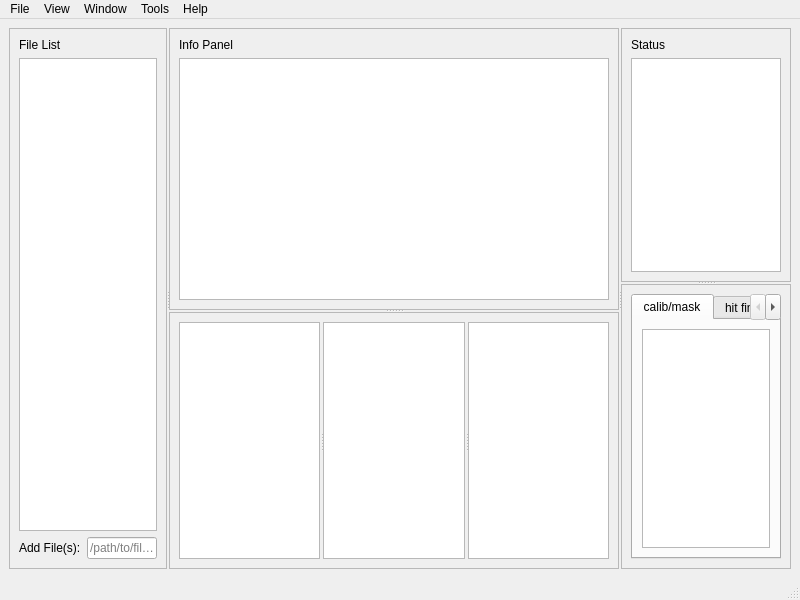
Before: the Qt Designer form ui/gui.ui in LiuLab-CSRC/ClickX, drawn with Qt 5.
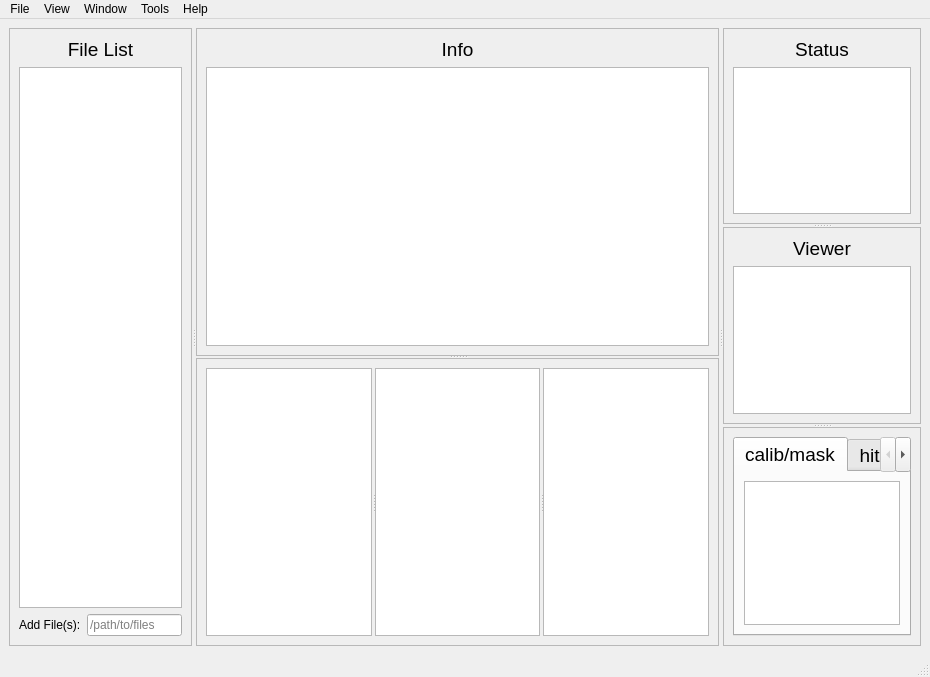
After: the same form once the commit is applied. Custom widgets are drawn as their Qt base class.

Commit message: add viewer panel

```diff
--- a/ui/gui.ui
+++ b/ui/gui.ui
@@ -6,8 +6,8 @@
    <rect>
     <x>0</x>
     <y>0</y>
-    <width>800</width>
-    <height>600</height>
+    <width>930</width>
+    <height>677</height>
    </rect>
   </property>
   <property name="acceptDrops">
@@ -23,9 +23,6 @@
       <property name="orientation">
        <enum>Qt::Horizontal</enum>
       </property>
-      <property name="handleWidth">
-       <number>2</number>
-      </property>
       <widget class="QFrame" name="fileListFrame">
        <property name="frameShape">
         <enum>QFrame::StyledPanel</enum>
@@ -36,9 +33,17 @@
        <layout class="QVBoxLayout" name="verticalLayout_5">
         <item>
          <widget class="QLabel" name="label">
+          <property name="font">
+           <font>
+            <pointsize>14</pointsize>
+           </font>
+          </property>
           <property name="text">
            <string>File List</string>
           </property>
+          <property name="alignment">
+           <set>Qt::AlignCenter</set>
+          </property>
          </widget>
         </item>
         <item>
@@ -97,8 +102,16 @@
         <layout class="QVBoxLayout" name="verticalLayout">
          <item>
           <widget class="QLabel" name="label_2">
+           <property name="font">
+            <font>
+             <pointsize>14</pointsize>
+            </font>
+           </property>
            <property name="text">
-            <string>Info Panel</string>
+            <string>Info</string>
+           </property>
+           <property name="alignment">
+            <set>Qt::AlignCenter</set>
            </property>
           </widget>
          </item>
@@ -145,7 +158,7 @@
         <enum>Qt::Vertical</enum>
        </property>
        <property name="handleWidth">
-        <number>2</number>
+        <number>3</number>
        </property>
        <widget class="QFrame" name="frame_4">
         <property name="frameShape">
@@ -157,9 +170,17 @@
         <layout class="QVBoxLayout" name="verticalLayout_3">
          <item>
           <widget class="QLabel" name="label_4">
+           <property name="font">
+            <font>
+             <pointsize>14</pointsize>
+            </font>
+           </property>
            <property name="text">
             <string>Status</string>
            </property>
+           <property name="alignment">
+            <set>Qt::AlignCenter</set>
+           </property>
           </widget>
          </item>
          <item>
@@ -188,6 +209,38 @@
          </item>
         </layout>
        </widget>
+       <widget class="QFrame" name="frame">
+        <property name="frameShape">
+         <enum>QFrame::StyledPanel</enum>
+        </property>
+        <property name="frameShadow">
+         <enum>QFrame::Raised</enum>
+        </property>
+        <layout class="QVBoxLayout" name="verticalLayout_7">
+         <item>
+          <widget class="QLabel" name="label_3">
+           <property name="font">
+            <font>
+             <pointsize>14</pointsize>
+            </font>
+           </property>
+           <property name="text">
+            <string>Viewer</string>
+           </property>
+           <property name="alignment">
+            <set>Qt::AlignCenter</set>
+           </property>
+          </widget>
+         </item>
+         <item>
+          <widget class="ParameterTree" name="viewerTree">
+           <attribute name="headerVisible">
+            <bool>false</bool>
+           </attribute>
+          </widget>
+         </item>
+        </layout>
+       </widget>
        <widget class="QFrame" name="frame_5">
         <property name="frameShape">
          <enum>QFrame::StyledPanel</enum>
@@ -198,6 +251,11 @@
         <layout class="QVBoxLayout" name="verticalLayout_4">
          <item>
           <widget class="QTabWidget" name="tabWidget">
+           <property name="font">
+            <font>
+             <pointsize>14</pointsize>
+            </font>
+           </property>
            <property name="currentIndex">
             <number>0</number>
            </property>
@@ -259,7 +317,7 @@
     <rect>
      <x>0</x>
      <y>0</y>
-     <width>800</width>
+     <width>930</width>
      <height>22</height>
     </rect>
    </property>
```
Left out of the diff: 9 changed lines with no effect on the pictures. The commit also changes 1 other file.
